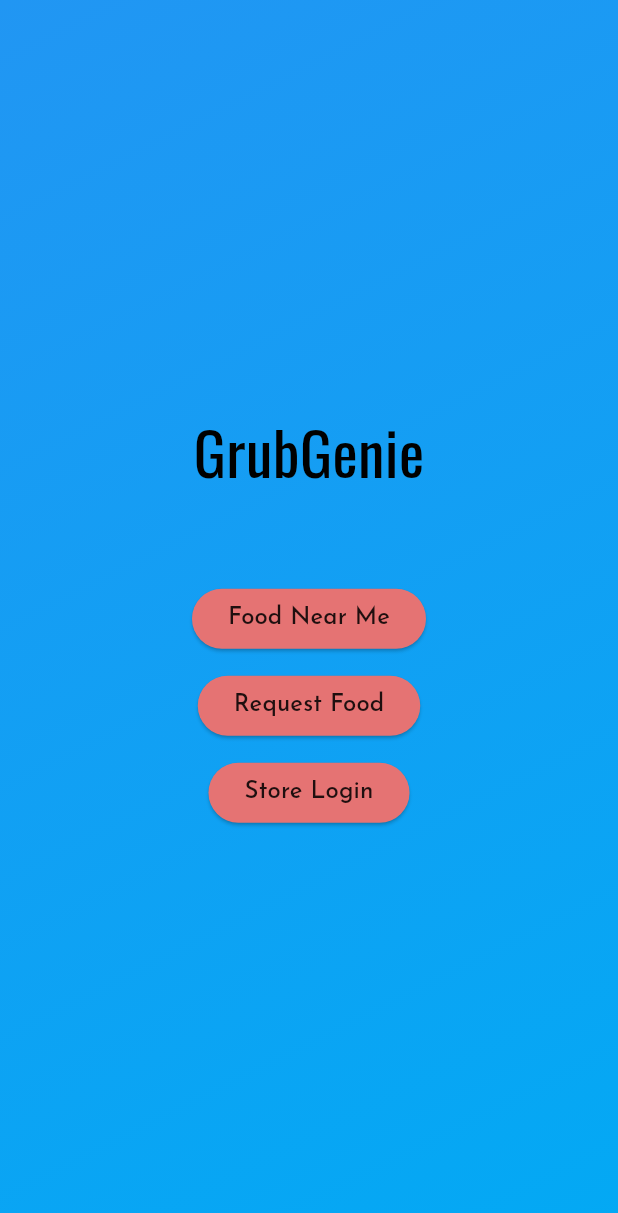
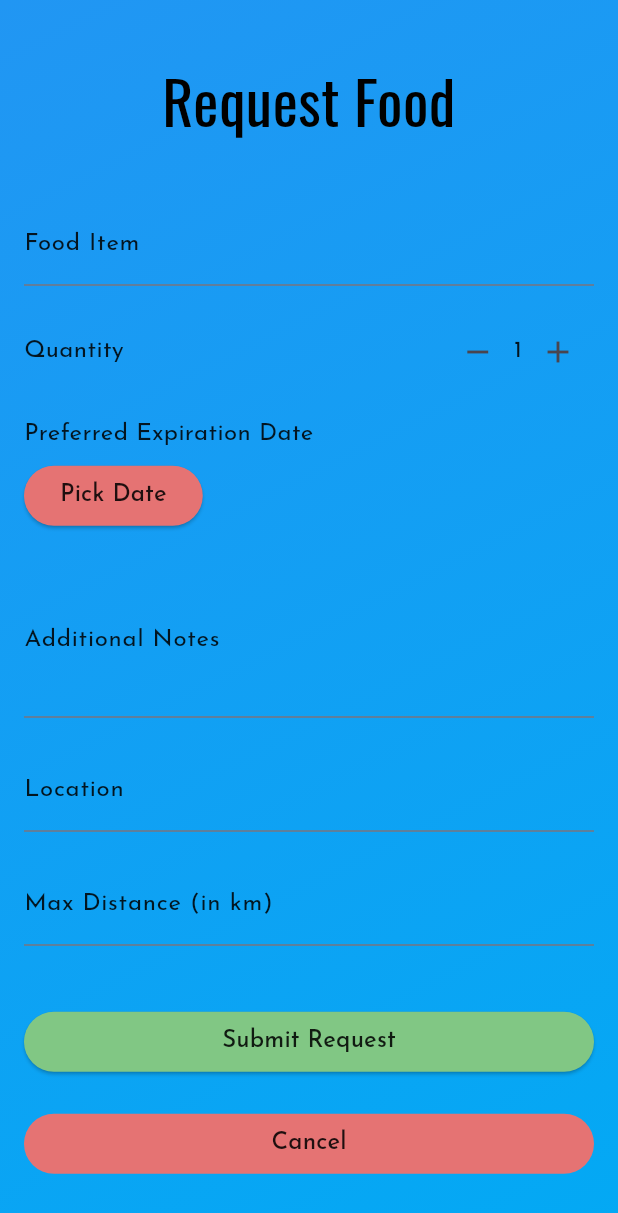
Before and after one commit to adittya003/GrubGenie, a Flutter app: the screen it shows after launch, after a tap on "Request Food", on a phone screen of 412 x 824 dp. Shown: the top 1213 px of the screen. Run offline on Flutter 3.47's test engine with Material 3 defaults, Android fonts, the phone set to English and light mode, and no system bars; our stand-ins replace google_fonts, jiffy, page_transition.

Commit message:
Added Request Food Page

```diff
--- a/Frontend/lib/home.dart
+++ b/Frontend/lib/home.dart
@@ -1,6 +1,7 @@
 import 'package:flutter/material.dart';
 import 'package:google_fonts/google_fonts.dart';
 import 'package:grub_genie/nearfood.dart';
+import 'package:grub_genie/requestfood.dart';
 import 'package:page_transition/page_transition.dart';
 
 class Home extends StatefulWidget {
@@ -43,7 +44,16 @@ class _HomeState extends State<Home> {
         ),
         const Padding(padding: EdgeInsets.all(5)),
         ElevatedButton(
-          onPressed: () {},
+          onPressed: () {
+            Navigator.push(
+              context,
+              PageTransition(
+                child: const RequestFood(),
+                type: PageTransitionType.rightToLeft,
+                duration: const Duration(milliseconds: 700),
+              ),
+            );
+          },
           style: ButtonStyle(
             backgroundColor: MaterialStatePropertyAll(Colors.red.shade300),
           ),
--- /dev/null
+++ b/Frontend/lib/requestfood.dart
@@ -0,0 +1,309 @@
+import 'package:flutter/material.dart';
+import 'package:google_fonts/google_fonts.dart';
+import 'package:jiffy/jiffy.dart';
+
+class RequestFood extends StatefulWidget {
+  const RequestFood({Key? key}) : super(key: key);
+
+  @override
+  _RequestFoodState createState() => _RequestFoodState();
+}
+
+class _RequestFoodState extends State<RequestFood> {
+  String foodItem = '';
+  int quantity = 1;
+  DateTime? preferredExpirationDate;
+  String additionalNotes = '';
+  String location = '';
+  double maxDistance = 0.0;
+
+  final GlobalKey<FormState> _formKey = GlobalKey<FormState>();
+
+  @override
+  Widget build(BuildContext context) {
+    return Scaffold(
+      body: Container(
+        alignment: Alignment.center,
+        decoration: const BoxDecoration(
+          gradient: LinearGradient(
+            colors: [Colors.blue, Colors.lightBlue],
+            begin: Alignment.topLeft,
+            end: Alignment.bottomRight,
+          ),
+        ),
+        child: SingleChildScrollView(
+          padding: const EdgeInsets.all(16.0),
+          child: Form(
+            key: _formKey,
+            child: Column(
+              crossAxisAlignment: CrossAxisAlignment.stretch,
+              children: [
+                Text(
+                  "Request Food",
+                  style: GoogleFonts.oswald(color: Colors.black, fontSize: 40),
+                  textAlign: TextAlign.center,
+                ),
+                const Padding(padding: EdgeInsets.all(20)),
+                TextFormField(
+                  decoration: InputDecoration(
+                    labelText: 'Food Item',
+                    labelStyle: GoogleFonts.josefinSans(
+                      color: Colors.black87,
+                      fontSize: 16,
+                    ),
+                  ),
+                  onChanged: (value) {
+                    setState(() {
+                      foodItem = value;
+                    });
+                  },
+                ),
+                const Padding(padding: EdgeInsets.all(10)),
+                Row(
+                  mainAxisAlignment: MainAxisAlignment.spaceBetween,
+                  children: [
+                    Text(
+                      'Quantity',
+                      style: GoogleFonts.josefinSans(
+                        color: Colors.black87,
+                        fontSize: 16,
+                      ),
+                    ),
+                    Row(
+                      children: [
+                        IconButton(
+                          icon: const Icon(Icons.remove),
+                          onPressed: () {
+                            setState(() {
+                              if (quantity > 1) quantity--;
+                            });
+                          },
+                        ),
+                        Text(
+                          '$quantity',
+                          style: GoogleFonts.josefinSans(
+                            color: Colors.black87,
+                            fontSize: 16,
+                          ),
+                        ),
+                        IconButton(
+                          icon: const Icon(Icons.add),
+                          onPressed: () {
+                            setState(() {
+                              quantity++;
+                            });
+                          },
+                        ),
+                      ],
+                    ),
+                  ],
+                ),
+                const Padding(padding: EdgeInsets.all(10)),
+                Column(
+                  crossAxisAlignment: CrossAxisAlignment.start,
+                  children: [
+                    Text(
+                      'Preferred Expiration Date',
+                      style: GoogleFonts.josefinSans(
+                        color: Colors.black87,
+                        fontSize: 16,
+                      ),
+                    ),
+                    const SizedBox(height: 5),
+                    Row(
+                      children: [
+                        ElevatedButton(
+                          onPressed: () async {
+                            DateTime? pickedDate = await showDatePicker(
+                              context: context,
+                              initialDate: DateTime.now(),
+                              firstDate: DateTime.now(),
+                              lastDate: DateTime(DateTime.now().year + 1),
+                            );
+
+                            if (pickedDate != null &&
+                                pickedDate != preferredExpirationDate) {
+                              setState(() {
+                                preferredExpirationDate = pickedDate;
+                              });
+                            }
+                          },
+                          style: ButtonStyle(
+                            backgroundColor:
+                                MaterialStatePropertyAll(Colors.red.shade300),
+                          ),
+                          child: Text(
+                            preferredExpirationDate != null
+                                ? 'Change Date'
+                                : 'Pick Date',
+                            style: GoogleFonts.josefinSans(
+                              color: Colors.black87,
+                              fontSize: 16,
+                            ),
+                          ),
+                        ),
+                        if (preferredExpirationDate != null)
+                          Expanded(
+                            child: Padding(
+                              padding:
+                                  const EdgeInsets.symmetric(horizontal: 10),
+                              child: Text(
+                                ' ${Jiffy.parseFromDateTime(preferredExpirationDate!).yMMMMd}',
+                                style: GoogleFonts.josefinSans(
+                                  color: Colors.black87,
+                                  fontSize: 16,
+                                ),
+                                overflow: TextOverflow.ellipsis,
+                              ),
+                            ),
+                          ),
+                      ],
+                    ),
+                  ],
+                ),
+                const Padding(padding: EdgeInsets.all(10)),
+                TextFormField(
+                  decoration: InputDecoration(
+                    labelText: 'Additional Notes',
+                    labelStyle: GoogleFonts.josefinSans(
+                      color: Colors.black87,
+                      fontSize: 16,
+                    ),
+                  ),
+                  maxLines: 3,
+                  onChanged: (value) {
+                    setState(() {
+                      additionalNotes = value;
+                    });
+                  },
+                ),
+                const Padding(padding: EdgeInsets.all(10)),
+                TextFormField(
+                  decoration: InputDecoration(
+                    labelText: 'Location',
+                    labelStyle: GoogleFonts.josefinSans(
+                      color: Colors.black87,
+                      fontSize: 16,
+                    ),
+                  ),
+                  onChanged: (value) {
+                    setState(() {
+                      location = value;
+                    });
+                  },
+                ),
+                const Padding(padding: EdgeInsets.all(10)),
+                TextFormField(
+                  decoration: InputDecoration(
+                    labelText: 'Max Distance (in km)',
+                    labelStyle: GoogleFonts.josefinSans(
+                      color: Colors.black87,
+                      fontSize: 16,
+                    ),
+                  ),
+                  keyboardType: TextInputType.number,
+                  onChanged: (value) {
+                    setState(() {
+                      maxDistance = double.tryParse(value) ?? 0.0;
+                    });
+                  },
+                ),
+                const Padding(padding: EdgeInsets.all(20)),
+                ElevatedButton(
+                  onPressed: () {
+                    if (_formKey.currentState?.validate() ?? false) {
+                      showConfirmationDialog();
+                    }
+                  },
+                  style: ButtonStyle(
+                    backgroundColor:
+                        MaterialStatePropertyAll(Colors.green.shade300),
+                  ),
+                  child: Text(
+                    "Submit Request",
+                    style: GoogleFonts.josefinSans(
+                      color: Colors.black87,
+                      fontSize: 16,
+                    ),
+                  ),
+                ),
+                const Padding(padding: EdgeInsets.all(10)),
+                TextButton(
+                  onPressed: () {
+                    Navigator.pop(context);
+                  },
+                  style: ButtonStyle(
+                    backgroundColor:
+                        MaterialStatePropertyAll(Colors.red.shade300),
+                  ),
+                  child: Text(
+                    "Cancel",
+                    style: GoogleFonts.josefinSans(
+                      color: Colors.black87,
+                      fontSize: 16,
+                    ),
+                  ),
+                ),
+              ],
+            ),
+          ),
+        ),
+      ),
+    );
+  }
+
+  void showConfirmationDialog() {
+    showDialog(
+      context: context,
+      builder: (BuildContext context) {
+        return AlertDialog(
+          backgroundColor: Colors.lightBlue,
+          title: Text(
+            'Confirm Submission',
+            style: GoogleFonts.oswald(color: Colors.black, fontSize: 30),
+          ),
+          content: Text(
+            'Are you sure you want to submit the food request?',
+            style: GoogleFonts.josefinSans(
+              color: Colors.black87,
+              fontSize: 16,
+            ),
+          ),
+          actions: [
+            TextButton(
+              onPressed: () {
+                Navigator.pop(context);
+              },
+              style: ButtonStyle(
+                backgroundColor: MaterialStatePropertyAll(Colors.red.shade300),
+              ),
+              child: Text(
+                'Cancel',
+                style: GoogleFonts.josefinSans(
+                  color: Colors.black87,
+                  fontSize: 16,
+                ),
+              ),
+            ),
+            ElevatedButton(
+              onPressed: () {
+                Navigator.pop(context);
+              },
+              style: ButtonStyle(
+                backgroundColor:
+                    MaterialStatePropertyAll(Colors.green.shade300),
+              ),
+              child: Text(
+                'Submit',
+                style: GoogleFonts.josefinSans(
+                  color: Colors.black87,
+                  fontSize: 16,
+                ),
+              ),
+            ),
+          ],
+        );
+      },
+    );
+  }
+}
--- a/Frontend/pubspec.yaml
+++ b/Frontend/pubspec.yaml
@@ -38,6 +38,8 @@ dependencies:
   google_fonts: ^4.0.4
   page_transition:
   provider:
+  google_maps_flutter: ^2.5.3
+  jiffy: ^6.2.2
 
 dev_dependencies:
   flutter_test:
```
Also changed, not shown: Frontend/pubspec.lock, 1 other file.
